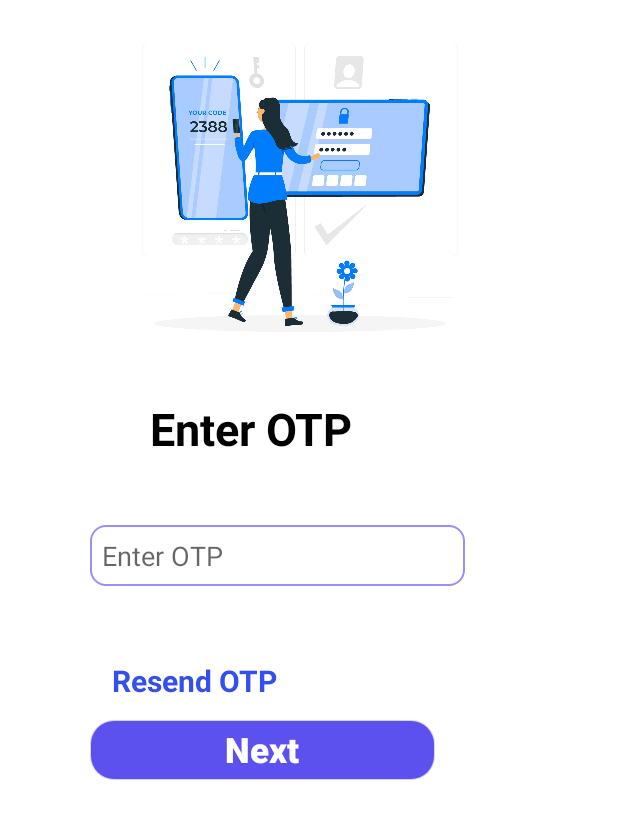
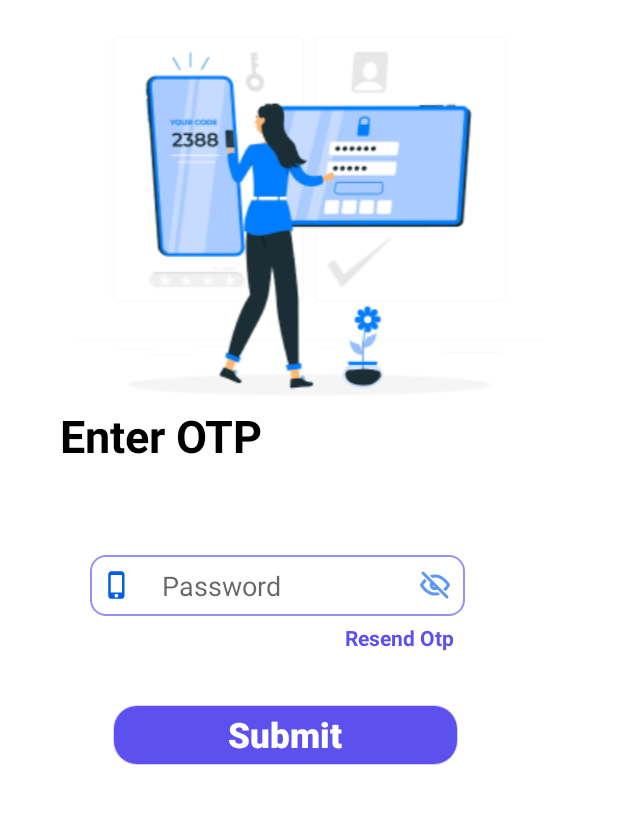
Before and after one commit to chelsi29/QuickResponse, an Android app: the layout activity_otp.xml on its own in the app's theme, with its tools: preview values and no code run, on a phone screen of 412 x 824 dp. Shown: the top 819 px of the screen. Run offline under Robolectric (Android 15) with nearby library versions, the phone set to English and light mode, and no system bars.

Commit message:
Otp acitivty

```diff
--- a/app/src/main/AndroidManifest.xml
+++ b/app/src/main/AndroidManifest.xml
@@ -15,19 +15,7 @@
         tools:targetApi="31">
         <activity
             android:name=".ResetActivity"
-            android:exported="true"
-            android:screenOrientation="locked">
-        <intent-filter>
-            <action android:name="android.intent.action.MAIN" />
-
-            <category android:name="android.intent.category.LAUNCHER" />
-        </intent-filter>
-</activity>
-        <activity
-            android:name=".OtpActivity"
-            android:exported="false"
-            android:screenOrientation="locked">
-        </activity>
+            android:exported="false" />
         <activity
             android:name=".RegistrationActivity"
             android:exported="false"
@@ -47,8 +35,17 @@
         <activity
             android:name=".ForgotActivity"
             android:exported="false"
-            android:screenOrientation="locked"/>
+            android:screenOrientation="locked" />
+        <activity
+            android:name=".OtpActivity"
+            android:exported="true"
+            android:screenOrientation="locked">
+            <intent-filter>
+                <action android:name="android.intent.action.MAIN" />
 
+                <category android:name="android.intent.category.LAUNCHER" />
+            </intent-filter>
+        </activity>
     </application>
 
 </manifest>
--- /dev/null
+++ b/app/src/main/res/drawable/ic_otp.xml
@@ -0,0 +1,9 @@
+<vector xmlns:android="http://schemas.android.com/apk/res/android"
+    android:width="20dp"
+    android:height="20dp"
+    android:viewportWidth="48"
+    android:viewportHeight="48">
+  <path
+      android:fillColor="#005EEA"
+      android:pathData="M31,2L15,2c-2.76,0 -5,2.24 -5,5v34c0,2.76 2.24,5 5,5h16c2.76,0 5,-2.24 5,-5L36,7c0,-2.76 -2.24,-5 -5,-5zM23,44c-1.66,0 -3,-1.34 -3,-3s1.34,-3 3,-3 3,1.34 3,3 -1.34,3 -3,3zM32,36L14,36L14,8h18v28z"/>
+</vector>
--- a/app/src/main/res/layout/activity_otp.xml
+++ b/app/src/main/res/layout/activity_otp.xml
@@ -2,63 +2,60 @@
 <RelativeLayout xmlns:android="http://schemas.android.com/apk/res/android"
     xmlns:app="http://schemas.android.com/apk/res-auto"
     xmlns:tools="http://schemas.android.com/tools"
-    android:background="#FFFFFF"
     android:layout_width="match_parent"
     android:layout_height="match_parent"
+    android:background="#FFFFFF"
     tools:context=".OtpActivity">
+
     <ImageView
-        android:id="@+id/imageView2"
-        android:layout_width="400dp"
-        android:layout_height="250dp"
-        app:srcCompat="@drawable/otp"
-        tools:layout_editor_absoluteX="5dp"
-        tools:layout_editor_absoluteY="7dp" />
-
+        android:layout_width="500dp"
+        android:layout_height="wrap_content"
+        android:src="@drawable/otp"/>
     <TextView
         android:layout_width="150dp"
         android:layout_height="wrap_content"
-        android:layout_marginLeft="100dp"
-        android:layout_marginTop="265dp"
+        android:layout_marginLeft="40dp"
+        android:layout_marginTop="270dp"
         android:text="Enter OTP"
         android:textColor="@color/black"
-        android:textSize="30dp"
-        android:textStyle="bold"/>
+        android:textStyle="bold"
+        android:textSize="30dp"/>
 
     <EditText
-        android:id="@+id/number"
+        android:id="@+id/password"
         android:layout_width="250dp"
         android:layout_height="wrap_content"
         android:layout_marginLeft="60dp"
-        android:layout_marginTop="350dp"
+        android:layout_marginTop="370dp"
         android:background="@drawable/edit"
+        android:drawableLeft="@drawable/ic_otp"
+        android:drawableRight="@drawable/ic_hide"
         android:drawablePadding="20dp"
         android:ems="10"
-        android:hint="Enter OTP"
-        android:inputType="number"
+        android:hint="Password"
+        android:inputType="textPassword"
         android:padding="8dp" />
-
     <TextView
         android:layout_width="wrap_content"
         android:layout_height="wrap_content"
-        android:layout_marginLeft="70dp"
-        android:layout_marginTop="440dp"
-        android:text=" Resend OTP"
-        android:textColor="#344feb"
-        android:textStyle="bold"
-        android:textSize="20dp" />
-
+        android:layout_marginLeft="230dp"
+        android:layout_marginTop="415dp"
+        android:text="Resend Otp"
+        android:textColor="#5C50EF"
+        android:textStyle="bold" />
     <Button
-        android:id="@id/number"
+        android:id="@+id/btn_1"
         android:layout_width="230dp"
         android:layout_height="40dp"
-        android:layout_marginLeft="60dp"
-        android:layout_marginTop="480dp"
+        android:layout_marginLeft="75dp"
+        android:layout_marginTop="470dp"
         android:background="@drawable/button"
         android:backgroundTint="@color/white"
-        android:text="Next"
+        android:text="Submit"
         android:textAllCaps="false"
         android:textColor="#FFFFFF"
         android:textSize="23sp"
         android:textStyle="bold" />
 
+
 </RelativeLayout>
--- a/app/src/main/res/layout/activity_reset.xml
+++ b/app/src/main/res/layout/activity_reset.xml
@@ -6,6 +6,7 @@
     android:layout_width="match_parent"
     android:layout_height="match_parent"
     tools:context=".ForgotActivity">
+
     <ImageView
         android:id="@+id/imageView"
         android:layout_width="500sp"
```
Also changed, not shown: app/src/main/res/drawable-v24/otp.png (deleted), app/src/main/res/drawable/otp.png (added), app/src/main/res/drawable/username.png (deleted).
